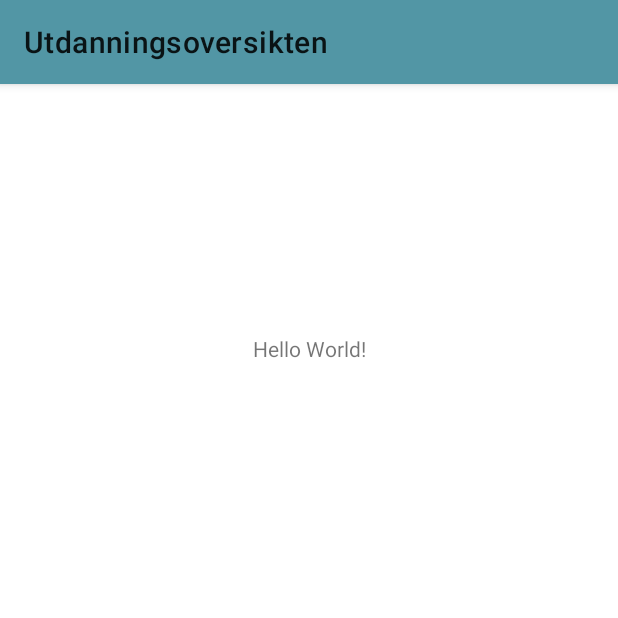
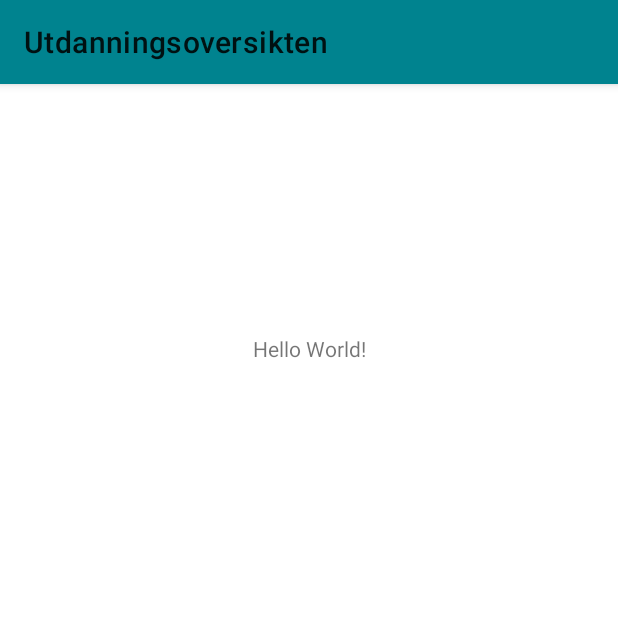
Before and after one commit to mettesh/Android2019, an Android app: the screen it shows after launch (MainActivity), on a phone screen of 412 x 824 dp, the top half of it. Run offline under Robolectric (Android 15) with nearby library versions, the phone set to English and light mode, and no system bars; Roboto replaces fonts that are not available here.

Commit message:
Endret til riktige primær- og sekundærfarger

```diff
--- a/app/src/main/res/values/colors.xml
+++ b/app/src/main/res/values/colors.xml
@@ -1,6 +1,6 @@
 <?xml version="1.0" encoding="utf-8"?>
 <resources>
-    <color name="colorPrimary">#5296A5</color>
-    <color name="colorPrimaryDark">#5296A5</color>
-    <color name="colorAccent">#81D4FA</color>
+    <color name="colorPrimary">#00838f</color>
+    <color name="colorPrimaryDark">#005662</color>
+    <color name="colorAccent">#ffea00</color>
 </resources>
```
Also changed, not shown: 1 other file.
